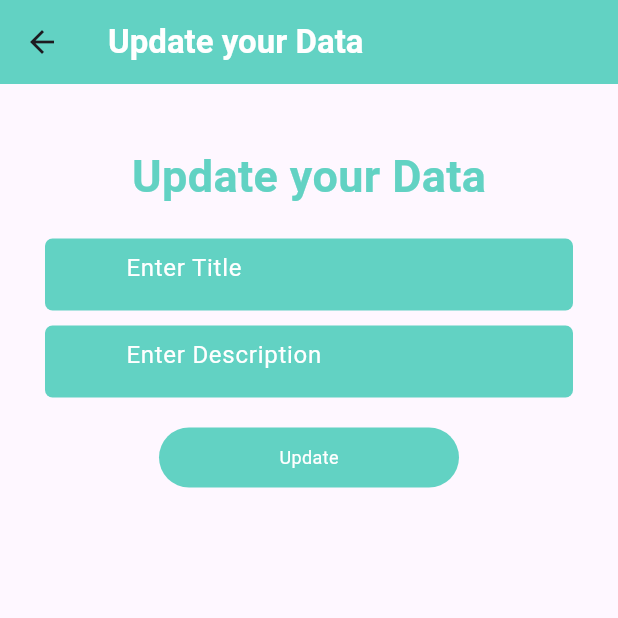
After one commit to Lubna-Mehboob/todoApp, a Flutter app: the UpdateData screen opened directly, on a phone screen of 412 x 824 dp, the top half of it. The commit adds this screen. Run offline on Flutter 3.47's test engine with Material 3 defaults, Android fonts, the phone set to English and light mode, and no system bars; our stand-ins replace cloud_firestore, firebase_auth, firebase_core, get; accounts and stored records are empty; network calls fail.

Commit message:
update code

```diff
--- a/lib/views/home_screens/home_screen.dart
+++ b/lib/views/home_screens/home_screen.dart
@@ -6,6 +6,7 @@ import 'package:get/get.dart';
 import 'package:todoapp/constants/colors/app_colors.dart';
 import 'package:todoapp/views/auth_screens/login_screen.dart';
 import 'package:todoapp/views/home_screens/insert_data_screen/insert_todo_data.dart';
+import 'package:todoapp/views/home_screens/update_data_screen/update_todo_data.dart';
 //import 'package:todoapp/views/auth_screens/signup_screen.dart';
 
 class HomeScreen extends StatefulWidget {
@@ -69,6 +70,14 @@ class _HomeScreenState extends State<HomeScreen> {
                         content: const Text('Are you sure you want to delete?'),
                         actions: [
                           TextButton(
+                              onLongPress: () {
+                                Navigator.push(
+                                  context,
+                                  CupertinoPageRoute(
+                                    builder: (context) => const UpdateData(),
+                                  ),
+                                );
+                              },
                               onPressed: () async {
                                 await FirebaseFirestore.instance
                                     .collection('todo')
--- /dev/null
+++ b/lib/views/home_screens/update_data_screen/update_todo_data.dart
@@ -0,0 +1,133 @@
+//import 'package:cloud_firestore/cloud_firestore.dart';
+//import 'package:firebase_auth/firebase_auth.dart';
+import 'package:flutter/material.dart';
+import 'package:get/get.dart';
+import 'package:todoapp/constants/colors/app_colors.dart';
+import 'package:todoapp/controllers/components/apploader/apploader.dart';
+import 'package:todoapp/controllers/components/custom_button_component.dart';
+import 'package:todoapp/controllers/components/primary_text_component.dart';
+import 'package:todoapp/controllers/components/text_form_field_component.dart';
+
+class UpdateData extends StatefulWidget {
+  const UpdateData({super.key});
+
+  @override
+  State<UpdateData> createState() => _UpdateDataState();
+}
+
+class _UpdateDataState extends State<UpdateData> {
+  final TextEditingController _titleController = TextEditingController();
+  final TextEditingController _descriptionController = TextEditingController();
+
+  // Crete a funtion to insert data into real_time Database-------------------------
+
+  // insertYourData() async {
+  //   try {
+  //     isLoading = true;
+  //     setState(() {});
+  //     //Create a variable to contain document id according to current time(millisecond)
+  //     String id = DateTime.now().millisecondsSinceEpoch.toString();
+  //     String uid =
+  //         FirebaseAuth.instance.currentUser!.uid; // Get the current user's UID
+
+  //     /*millisecondsSinceEpoch is a property of the DateTime object. It returns the number
+  //   of milliseconds that have passed since the "epoch," which is defined as
+  //   January 1, 1970, 00:00:00 UTC (the Unix epoch). */
+
+  //     await FirebaseFirestore.instance.collection('todo').doc(id).set(
+  //       {
+  //         //key : value
+  //         //Field : value
+  //         'title': _titleController.text,
+  //         'description': _descriptionController.text,
+  //         'id': id,
+  //         'uid': uid,
+  //       },
+  //     );
+  //     Get.snackbar('Success', 'Data inserted successfully!',
+  //         icon: const Icon(Icons.check),
+  //         backgroundColor: AppColors.appPrimaryColor);
+  //     //Navigator.pop(context);
+  //   } catch (error) {
+  //     //catch the error
+  //     isLoading = true;
+  //     setState(() {});
+  //     Get.defaultDialog(
+  //       title: 'Error',
+  //       content: const Text('Data insertion failed. Please try again.'),
+  //       actions: [
+  //         TextButton(
+  //             onPressed: () {
+  //               Get.back();
+  //             },
+  //             child: const Text('Ok'))
+  //       ],
+  //     );
+  //   } finally {
+  //     Navigator.pop(context);
+  //   }
+  // }
+
+  bool isLoading = false;
+
+  @override
+  Widget build(BuildContext context) {
+    return Scaffold(
+      appBar: AppBar(
+        backgroundColor: AppColors.appPrimaryColor,
+        title: Text(
+          'Update your Data',
+          style: TextStyle(
+              color: AppColors.appWhiteColor, fontWeight: FontWeight.bold),
+        ),
+      ),
+      body: Center(
+        child: Column(
+          children: [
+            const SizedBox(
+              height: 40,
+            ),
+            //Text------------------------------
+            const PrimaryTxtComponent(
+              appText: 'Update your Data',
+              appTextSize: 30,
+            ),
+            const SizedBox(
+              height: 15,
+            ),
+            //Custom TextFormField 1----------------------
+            TxtFormFieldComponent(
+              textHint: 'Enter Title',
+              appController: _titleController,
+            ),
+            //Custom TextFormField 1----------------------
+            TxtFormFieldComponent(
+                textHint: 'Enter Description',
+                appController: _descriptionController),
+            const SizedBox(
+              height: 15,
+            ),
+            //Custom Button ----------------------
+            isLoading
+                ? const AppLoader()
+                : ButtonComponent(
+                    buttonText: 'Update',
+                    onbuttonTap: () {
+                      if (_titleController.text != '' &&
+                          _descriptionController.text != '') {
+                        //insertYourData();
+                      } else {
+                        Get.snackbar(
+                          'Error',
+                          'All fields are required to be filled.',
+                          icon: const Icon(Icons.error_outline),
+                        );
+                      }
+                    },
+                  )
+          ],
+        ),
+      ),
+    );
+  }
+}
```
